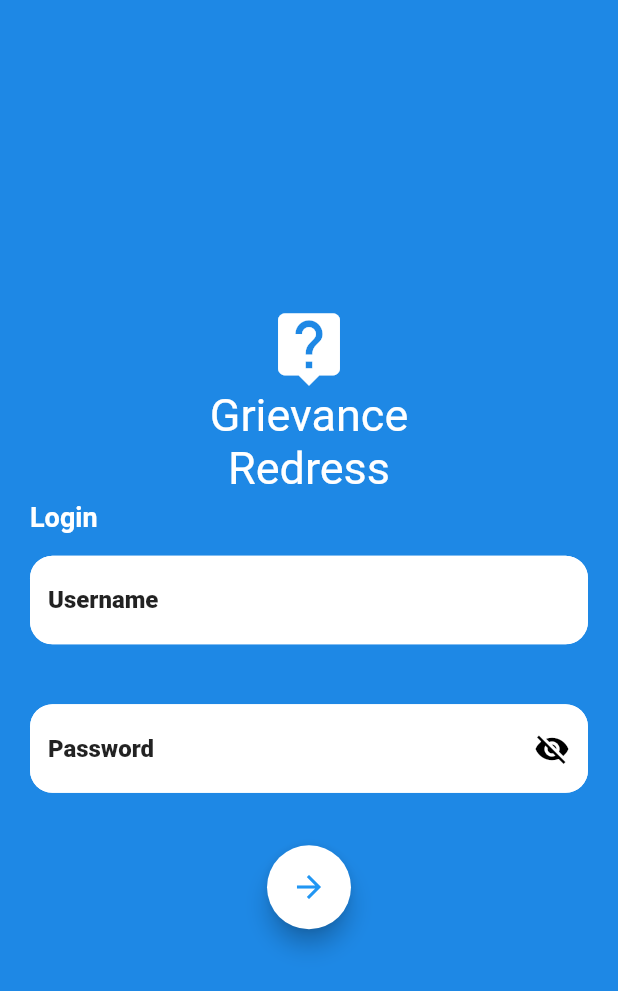
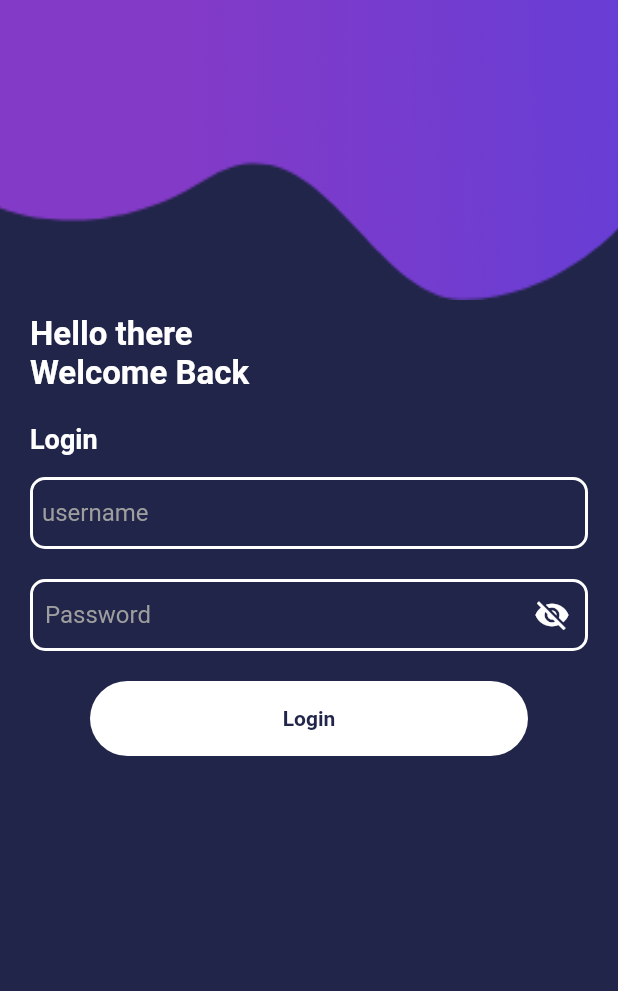
Before and after one commit to Karthi3398/HelpDesk, a Flutter app: the screen it shows after launch, on a phone screen of 412 x 824 dp. Shown: the top 991 px of the screen. Run offline on Flutter 3.47's test engine with Material 2 defaults, Android fonts, the phone set to English and light mode, and no system bars; our stand-ins replace toast.

Commit message:
login page added

```diff
--- a/lib/main.dart
+++ b/lib/main.dart
@@ -1,4 +1,5 @@
 import 'package:flutter/material.dart';
+import 'package:help_desk_app/view/LoginPage.dart';
 import 'package:help_desk_app/view/splashscreenpg.dart';
 
 void main() {
@@ -11,7 +12,7 @@ class MyApp extends StatelessWidget {
   Widget build(BuildContext context) {
     return MaterialApp(
       debugShowCheckedModeBanner: false,
-      home: SplashScreen()
+      home: homepage()
     );
   }
 }
--- /dev/null
+++ b/lib/view/LoginPage.dart
@@ -0,0 +1,303 @@
+import 'package:flutter/material.dart';
+import 'package:toast/toast.dart';
+
+class homepage extends StatefulWidget {
+  @override
+  _homepageState createState() => _homepageState();
+}
+
+class _homepageState extends State<homepage> {
+  TextEditingController usernameController = TextEditingController();
+  TextEditingController passwordController = TextEditingController();
+  bool isPasswordVisible;
+
+  @override
+  void initState() {
+    // TODO: implement initState
+    isPasswordVisible = false;
+    super.initState();
+  }
+
+  @override
+  Widget build(BuildContext context) {
+    return Scaffold(
+      backgroundColor: Color(0xff21254A),
+      body: SingleChildScrollView(
+        scrollDirection: Axis.vertical,
+        child: Column(
+          children: [
+            Container(
+              height: 200,
+              decoration: BoxDecoration(
+                  image: DecorationImage(
+                      image: AssetImage("assets/bgimage.png"),
+                      fit: BoxFit.fill)),
+            ),
+            SizedBox(
+              height: 10,
+            ),
+            Padding(
+              padding: EdgeInsets.symmetric(horizontal: 20),
+              child: Text(
+                'Hello there',
+                style: TextStyle(
+                    color: Colors.white,
+                    fontSize: 22,
+                    fontWeight: FontWeight.bold),
+              ),
+            ),
+            Padding(
+              padding: EdgeInsets.symmetric(horizontal: 20),
+              child: Text(
+                'Welcome Back',
+                style: TextStyle(
+                    color: Colors.white,
+                    fontSize: 22,
+                    fontWeight: FontWeight.bold),
+              ),
+            ),
+            SizedBox(
+              height: 20,
+            ),
+            Padding(
+              padding: EdgeInsets.symmetric(horizontal: 20),
+              child: Text(
+                'Login',
+                style: TextStyle(
+                    color: Colors.white,
+                    fontSize: 18,
+                    fontWeight: FontWeight.bold),
+              ),
+            ),
+            SizedBox(
+              height: 15,
+            ),
+            Padding(
+              padding: const EdgeInsets.symmetric(horizontal: 20),
+              child: TextField(
+                controller: usernameController,
+                textInputAction: TextInputAction.next,
+                style: TextStyle(color: Colors.white),
+                decoration: InputDecoration(
+                  contentPadding: EdgeInsets.all(8),
+                  hintText: 'username',
+                  hintStyle: TextStyle(
+                    color: Colors.grey,
+                  ),
+                  enabledBorder: OutlineInputBorder(
+                      borderRadius: BorderRadius.circular(10),
+                      borderSide: BorderSide(color: Colors.white, width: 2)),
+                  focusedBorder: OutlineInputBorder(
+                      borderRadius: BorderRadius.circular(10),
+                      borderSide: BorderSide(color: Colors.white, width: 2)),
+                ),
+              ),
+            ),
+            SizedBox(
+              height: 20,
+            ),
+            Padding(
+              padding: const EdgeInsets.symmetric(horizontal: 20),
+              child: TextField(
+                controller: passwordController,
+                style: TextStyle(color: Colors.white),
+                obscureText: !isPasswordVisible,
+                decoration: InputDecoration(
+                    contentPadding: EdgeInsets.all(10),
+                    hintText: 'Password',
+                    hintStyle: TextStyle(color: Colors.grey),
+                    enabledBorder: OutlineInputBorder(
+                        borderRadius: BorderRadius.circular(10),
+                        borderSide: BorderSide(color: Colors.white, width: 2)),
+                    focusedBorder: OutlineInputBorder(
+                        borderRadius: BorderRadius.circular(10),
+                        borderSide: BorderSide(color: Colors.white, width: 2)),
+                    suffixIcon: IconButton(
+                      icon: Icon(
+                        isPasswordVisible
+                            ? Icons.visibility
+                            : Icons.visibility_off,
+                        color: Colors.white,
+                      ),
+                      onPressed: () {
+                        setState(() {
+                          isPasswordVisible = !isPasswordVisible;
+                        });
+                      },
+                    )),
+              ),
+            ),
+            SizedBox(
+              height: 20,
+            ),
+            GestureDetector(
+              onTap: () {
+                Toast.show(
+                    usernameController.text.trim() +
+                        " " +
+                        passwordController.text.trim(),
+                    context);
+              },
+              child: Container(
+                child: Center(
+                  child: Text(
+                    'Login',
+                    style: TextStyle(
+                        color: Color(0xff21254A), fontWeight: FontWeight.bold),
+                  ),
+                ),
+                height: 50,
+                margin: EdgeInsets.symmetric(horizontal: 60),
+                decoration: BoxDecoration(
+                    borderRadius: BorderRadius.circular(50),
+                    color: Colors.white),
+              ),
+            )
+          ],
+          crossAxisAlignment: CrossAxisAlignment.start,
+        ),
+      ),
+    );
+  }
+
+  Widget testing() {
+    return Column(
+      crossAxisAlignment: CrossAxisAlignment.start,
+      children: <Widget>[
+        Container(
+          height: 200,
+          child: Stack(
+            children: <Widget>[
+              //Positioned(
+              /*child: FadeAnimation(
+                    1,
+                    Container(
+                      decoration: BoxDecoration(
+                        image: DecorationImage(
+                          fit: BoxFit.cover,
+                          image: AssetImage("assets/1.png"),
+                        ),
+                      ),
+                    ),
+                  ))*/
+            ],
+          ),
+        ),
+        SizedBox(
+          height: 20,
+        ),
+        Padding(
+          padding: EdgeInsets.symmetric(horizontal: 20.0),
+          child: Column(
+            crossAxisAlignment: CrossAxisAlignment.start,
+            children: <Widget>[
+              /*FadeAnimation(
+                1,
+                Text(
+                  "Grievance Redress, \nwelcome back",
+                  style: TextStyle(
+                    fontSize: 30,
+                    color: Colors.white,
+                    fontWeight: FontWeight.bold,
+                  ),
+                ),
+              ),*/
+              SizedBox(
+                height: 40,
+              ),
+              /*FadeAnimation(
+                1.5,
+                Container(
+                  padding: EdgeInsets.all(8.0),
+                  decoration: BoxDecoration(
+                    borderRadius: BorderRadius.circular(10.0),
+                    color: Colors.transparent,
+                  ),
+                  child: Column(
+                    children: <Widget>[
+                      Container(
+                        padding: EdgeInsets.all(10.0),
+                        child: TextField(
+                          style: TextStyle(color: Colors.white),
+                          decoration: InputDecoration(
+                            focusedBorder: OutlineInputBorder(
+                                borderRadius: BorderRadius.circular(8),
+                                borderSide: BorderSide(
+                                    color: Colors.white, width: 1)),
+                            enabledBorder: OutlineInputBorder(
+                              borderRadius: BorderRadius.circular(8),
+                              borderSide:
+                              BorderSide(color: Colors.white, width: 1),
+                            ),
+                            hintText: "User ID",
+                            hintStyle: TextStyle(color: Colors.white),
+                          ),
+                        ),
+                      ),
+                      Container(
+                        padding: EdgeInsets.all(10.0),
+                        child: TextField(
+                          style: TextStyle(color: Colors.white),
+// obscureText: !_passwordVisible,
+                          decoration: InputDecoration(
+                              focusedBorder: OutlineInputBorder(
+                                borderRadius: BorderRadius.circular(8),
+                                borderSide:
+                                BorderSide(color: Colors.white, width: 1),
+                              ),
+// suffixIcon: IconButton(
+// icon: Icon(
+// _passwordVisible
+// ? Icons.visibility
+// : Icons.visibility_off,
+// color: Colors.white,
+// ),
+// onPressed: () {
+// setState(() {
+// passwordVisible = !passwordVisible;
+// });
+// },
+// ),
+                              enabledBorder: OutlineInputBorder(
+                                borderRadius: BorderRadius.circular(8),
+                                borderSide:
+                                BorderSide(color: Colors.white, width: 1),
+                              ),
+                              hintText: "Password",
+                              hintStyle: TextStyle(color: Colors.white)),
+                        ),
+                      )
+                    ],
+                  ),
+                ),
+              ),*/
+              SizedBox(
+                height: 20.0,
+              ),
+              /*FadeAnimation(
+                1,
+                Container(
+                  height: 50,
+                  margin: EdgeInsets.symmetric(horizontal: 60),
+                  decoration: BoxDecoration(
+                    borderRadius: BorderRadius.circular(50),
+                    color: Colors.white,
+                  ),
+                  child: Center(
+                    child: Text(
+                      "Login",
+                      style: TextStyle(color: Color(0xff21254A),fontWeight: FontWeight.bold,fontSize: 18),
+                    ),
+                  ),
+                ),
+              ),*/
+              SizedBox(
+                height: 20.0,
+              ),
+            ],
+          ),
+        )
+      ],
+    );
+  }
+}
--- a/pubspec.yaml
+++ b/pubspec.yaml
@@ -28,6 +28,7 @@ dependencies:
   # The following adds the Cupertino Icons font to your application.
   # Use with the CupertinoIcons class for iOS style icons.
   cupertino_icons: ^1.0.0
+  toast:
 
 dev_dependencies:
   flutter_test:
@@ -43,6 +44,8 @@ flutter:
   # included with your application, so that you can use the icons in
   # the material Icons class.
   uses-material-design: true
+  assets:
+    - assets/
 
   # To add assets to your application, add an assets section, like this:
   # assets:
```
Also changed, not shown: lib/view/splashscreenpg.dart (+25 -6 lines), assets/bgimage.png (added), pubspec.lock.
